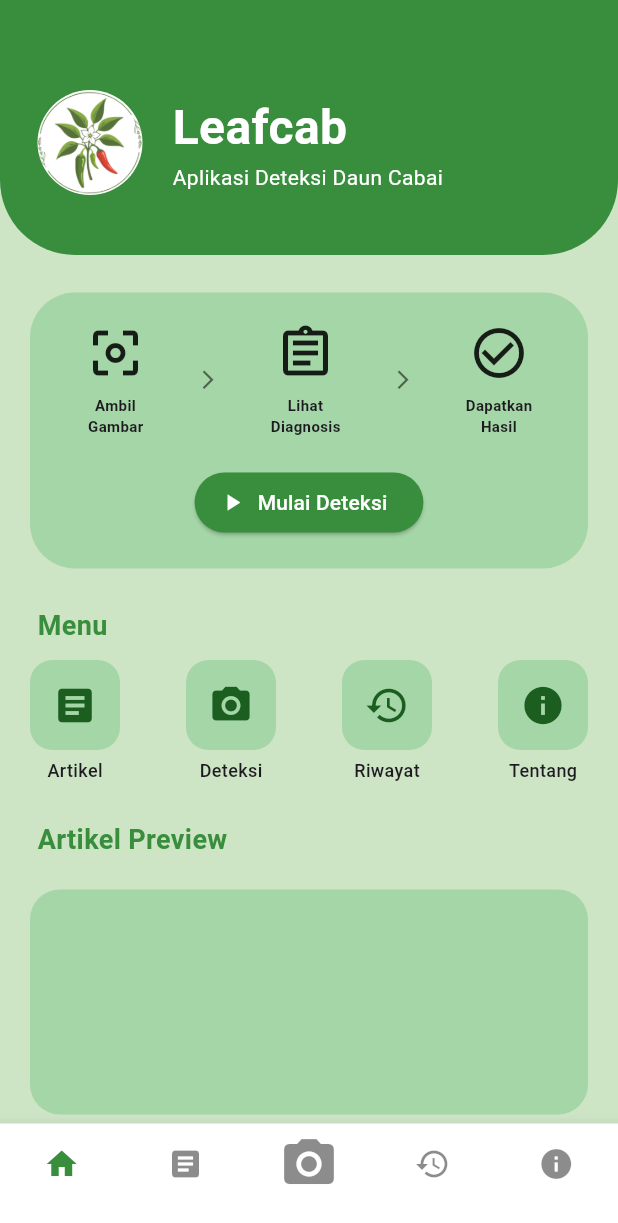
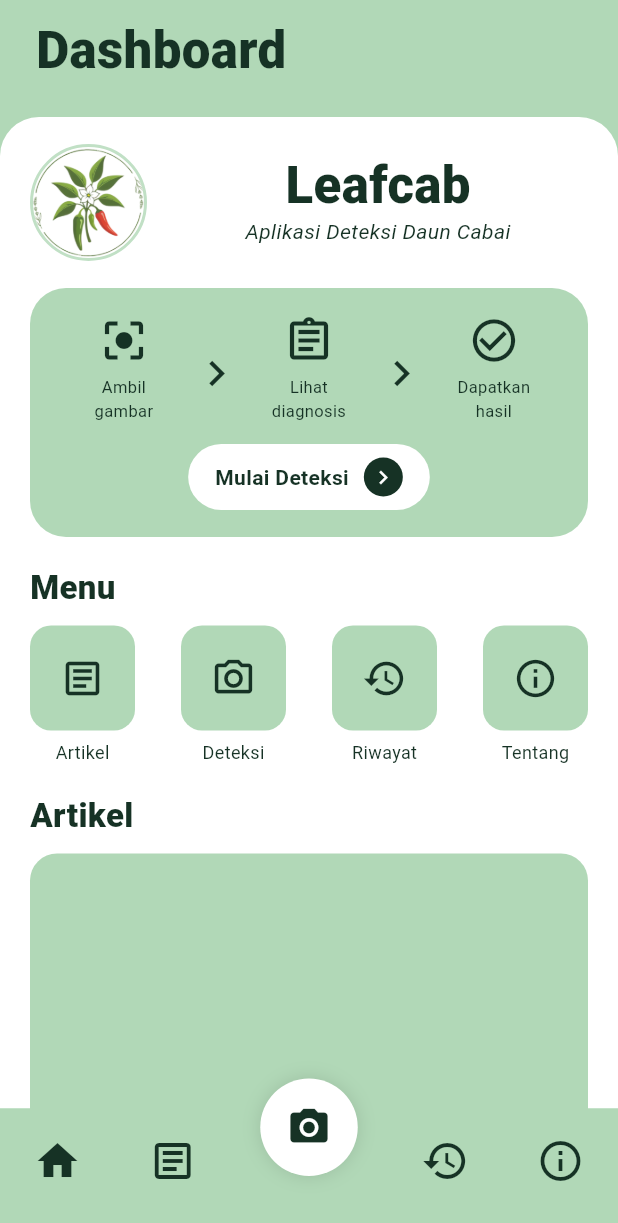
Before and after one commit to dzav97/Leafcab_app, a Flutter app: the screen it shows after launch, on a phone screen of 412 x 824 dp. Shown: the top 1223 px of the screen. Run offline on Flutter 3.47's test engine with Material 3 defaults, Android fonts, the phone set to English and light mode, and no system bars; our stand-ins replace sqflite; accounts and stored records are empty.

Commit message:
dashboard fix

```diff
--- a/lib/ui/dashboard/dashboard_screen.dart
+++ b/lib/ui/dashboard/dashboard_screen.dart
@@ -3,175 +3,297 @@ import 'package:flutter/material.dart';
 class DashboardScreen extends StatelessWidget {
   const DashboardScreen({super.key});
 
+  // Tema Warna
+  static const green = Color(0xFFB1D8B7);
+  static const dark = Color(0xFF163225);
+  static const white = Colors.white;
+  static const accentGreen = Color(0xFF1FA85B);
+
   @override
   Widget build(BuildContext context) {
-    // Warna sesuai mockup
-    const Color primaryGreen = Color(0xFF388E3C); // Hijau tua header
-    const Color lightGreenBg = Color(0xFFCDE4C5); // Background utama
-    const Color cardGreen = Color(0xFFA5D6A7);    // Background kartu instruksi
+    return Scaffold(
+      backgroundColor: green,
+      body: SafeArea(
+        child: Stack(
+          children: [
+            _buildHeaderTitle(),
+            _buildMainContent(),
+          ],
+        ),
+      ),
+      bottomNavigationBar: const _BottomNav(),
+    );
+  }
 
-    return Scaffold(
-      backgroundColor: lightGreenBg,
-      body: SingleChildScrollView(
+  // --- UI Sections ---
+
+  Widget _buildHeaderTitle() {
+    return const Padding(
+      padding: EdgeInsets.only(left: 24, top: 16),
+      child: Text(
+        "Dashboard",
+        style: TextStyle(
+          fontSize: 34,
+          fontWeight: FontWeight.w800,
+          color: dark,
+          height: 1.05
+        ),
+      ),
+    );
+  }
+
+  Widget _buildMainContent() {
+    return Padding(
+      padding: const EdgeInsets.only(top: 78),
+      child: Container(
+        decoration: const BoxDecoration(
+          color: white,
+          borderRadius: BorderRadius.vertical(top: Radius.circular(26)),
+        ),
+        child: SingleChildScrollView(
+          padding: const EdgeInsets.fromLTRB(20, 18, 20, 130),
           child: Column(
             crossAxisAlignment: CrossAxisAlignment.start,
             children: [
-            // --- HEADER ---
-            Container(
-              width: double.infinity,
-              padding: const EdgeInsets.only(top: 60, bottom: 40, left: 25, right: 25),
-              decoration: const BoxDecoration(
-                color: primaryGreen,
-                borderRadius: BorderRadius.only(
-                  bottomLeft: Radius.circular(50),
-                  bottomRight: Radius.circular(50),
-                ),
-              ),
-              child: Row(
-                children: [
-                  const CircleAvatar(
-                    radius: 35,
-                    backgroundColor: Colors.white,
-                    backgroundImage: AssetImage('assets/images/logo.png'),
-                  ),
-                  const SizedBox(width: 20),
-                  Column(
-                    crossAxisAlignment: CrossAxisAlignment.start,
-                    children: const [
-                      Text(
-                        "Leafcab",
-                        style: TextStyle(
-                          color: Colors.white,
-                          fontSize: 32,
-                          fontWeight: FontWeight.bold,
-                        ),
-                      ),
-                      Text(
-                        "Aplikasi Deteksi Daun Cabai",
-                        style: TextStyle(color: Colors.white, fontSize: 14),
-                      ),
-                    ],
-                  ),
+              const _AppLogoHeader(),
+              const SizedBox(height: 18),
+              const _InstructionCard(),
+              const SizedBox(height: 18),
+              _buildSectionTitle("Menu"),
+              const _MenuGrid(),
+              const SizedBox(height: 18),
+              _buildSectionTitle("Artikel"),
+              _buildArticlePlaceholder(),
             ],
           ),
         ),
+      ),
+    );
+  }
 
-            const SizedBox(height: 25),
+  Widget _buildSectionTitle(String title) {
+    return Padding(
+      padding: const EdgeInsets.only(bottom: 10),
+      child: Text(
+        title,
+        style: const TextStyle(fontSize: 22, fontWeight: FontWeight.w800, color: dark),
+      ),
+    );
+  }
 
-            // --- KARTU INSTRUKSI / BANNER ---
+  Widget _buildArticlePlaceholder() {
+    return Container(
+      height: 190,
+      decoration: BoxDecoration(
+        color: green,
+        borderRadius: BorderRadius.circular(18)
+      ),
+    );
+  }
+}
+
+// --- Component Widgets ---
+
+class _AppLogoHeader extends StatelessWidget {
+  const _AppLogoHeader();
+
+  @override
+  Widget build(BuildContext context) {
+    return Row(
+      children: [
         Container(
-              margin: const EdgeInsets.symmetric(horizontal: 20),
-              padding: const EdgeInsets.all(20),
+          width: 78, height: 78,
           decoration: BoxDecoration(
-                color: cardGreen,
-                borderRadius: BorderRadius.circular(30),
+            shape: BoxShape.circle,
+            border: Border.all(color: DashboardScreen.green.withOpacity(0.8), width: 2),
           ),
+          child: ClipOval(
+            child: Image.asset(
+              "assets/images/logo.png",
+              fit: BoxFit.cover,
+              errorBuilder: (_, __, ___) => const Icon(Icons.eco, size: 42, color: DashboardScreen.dark),
+            ),
+          ),
+        ),
+        const SizedBox(width: 14),
+        const Expanded(
           child: Column(
             children: [
-                  Row(
+              Text("Leafcab", style: TextStyle(fontSize: 34, fontWeight: FontWeight.w800, color: DashboardScreen.dark, height: 1)),
+              SizedBox(height: 4),
+              Text("Aplikasi Deteksi Daun Cabai", style: TextStyle(fontSize: 14, fontStyle: FontStyle.italic, color: DashboardScreen.dark)),
+            ],
+          ),
+        ),
+      ],
+    );
+  }
+}
+
+class _InstructionCard extends StatelessWidget {
+  const _InstructionCard();
+
+  @override
+  Widget build(BuildContext context) {
+    return Container(
+      padding: const EdgeInsets.all(18),
+      decoration: BoxDecoration(color: DashboardScreen.green, borderRadius: BorderRadius.circular(24)),
+      child: Column(
+        children: [
+          const Row(
+            children: [
+              Expanded(child: _Step(type: _StepType.scan, label: "Ambil\ngambar")),
+              _Arrow(),
+              Expanded(child: _Step(type: _StepType.diagnose, label: "Lihat\ndiagnosis")),
+              _Arrow(),
+              Expanded(child: _Step(type: _StepType.result, label: "Dapatkan\nhasil")),
+            ],
+          ),
+          const SizedBox(height: 14),
+          _PillButton(text: "Mulai Deteksi", onTap: () {}),
+        ],
+      ),
+    );
+  }
+}
+
+class _MenuGrid extends StatelessWidget {
+  const _MenuGrid();
+
+  @override
+  Widget build(BuildContext context) {
+    return const Row(
+      mainAxisAlignment: MainAxisAlignment.spaceBetween,
+      children: [
+        _Menu(icon: Icons.article_outlined, label: "Artikel"),
+        _Menu(icon: Icons.camera_alt_outlined, label: "Deteksi"),
+        _Menu(icon: Icons.history, label: "Riwayat"),
+        _Menu(icon: Icons.info_outline, label: "Tentang"),
+      ],
+    );
+  }
+}
+
+// --- Small Helper Widgets ---
+
+class _Arrow extends StatelessWidget {
+  const _Arrow();
+  @override
+  Widget build(BuildContext context) => const Padding(
+    padding: EdgeInsets.only(top: 6),
+    child: Icon(Icons.chevron_right, size: 34, color: DashboardScreen.dark),
+  );
+}
+
+class _PillButton extends StatelessWidget {
+  const _PillButton({required this.text, required this.onTap});
+  final String text;
+  final VoidCallback onTap;
+
+  @override
+  Widget build(BuildContext context) {
+    return InkWell(
+      onTap: onTap,
+      borderRadius: BorderRadius.circular(999),
+      child: Container(
+        padding: const EdgeInsets.symmetric(horizontal: 18, vertical: 9),
+        decoration: BoxDecoration(color: Colors.white, borderRadius: BorderRadius.circular(999)),
+        child: Row(
+          mainAxisSize: MainAxisSize.min,
+          children: [
+            Text(text, style: const TextStyle(color: DashboardScreen.dark, fontWeight: FontWeight.bold)),
+            const SizedBox(width: 10),
+            const CircleAvatar(
+              radius: 13,
+              backgroundColor: DashboardScreen.dark,
+              child: Icon(Icons.chevron_right, size: 18, color: Colors.white),
+            )
+          ],
+        ),
+      ),
+    );
+  }
+}
+
+class _Menu extends StatelessWidget {
+  const _Menu({required this.icon, required this.label});
+  final IconData icon;
+  final String label;
+
+  @override
+  Widget build(BuildContext context) => Column(
+    children: [
+      Container(
+        width: 70, height: 70,
+        decoration: BoxDecoration(color: DashboardScreen.green, borderRadius: BorderRadius.circular(14)),
+        child: Icon(icon, size: 30, color: DashboardScreen.dark),
+      ),
+      const SizedBox(height: 6),
+      Text(label, style: const TextStyle(fontSize: 12, color: DashboardScreen.dark)),
+    ],
+  );
+}
+
+enum _StepType { scan, diagnose, result }
+
+class _Step extends StatelessWidget {
+  const _Step({required this.type, required this.label});
+  final _StepType type;
+  final String label;
+
+  @override
+  Widget build(BuildContext context) {
+    IconData icon;
+    if (type == _StepType.scan) icon = Icons.center_focus_strong;
+    else if (type == _StepType.diagnose) icon = Icons.assignment_outlined;
+    else icon = Icons.check_circle_outline;
+
+    return Column(
+      children: [
+        Icon(icon, size: 34, color: DashboardScreen.dark),
+        const SizedBox(height: 6),
+        Text(label, textAlign: TextAlign.center, style: const TextStyle(fontSize: 11, color: DashboardScreen.dark)),
+      ],
+    );
+  }
+}
+
+class _BottomNav extends StatelessWidget {
+  const _BottomNav();
+
+  @override
+  Widget build(BuildContext context) {
+    return SizedBox(
+      height: 85,
+      child: Stack(
+        clipBehavior: Clip.none,
+        children: [
+          Container(
+            height: 70,
+            color: DashboardScreen.green,
+            child: const Row(
               mainAxisAlignment: MainAxisAlignment.spaceAround,
               children: [
-                      _buildStepIcon(Icons.center_focus_weak, "Ambil\nGambar"),
-                      const Icon(Icons.arrow_forward_ios, size: 15, color: Colors.black54),
-                      _buildStepIcon(Icons.assignment_outlined, "Lihat\nDiagnosis"),
-                      const Icon(Icons.arrow_forward_ios, size: 15, color: Colors.black54),
-                      _buildStepIcon(Icons.check_circle_outline, "Dapatkan\nHasil"),
+                Icon(Icons.home, size: 32, color: DashboardScreen.dark),
+                Icon(Icons.article_outlined, size: 32, color: DashboardScreen.dark),
+                SizedBox(width: 60),
+                Icon(Icons.history, size: 32, color: DashboardScreen.dark),
+                Icon(Icons.info_outline, size: 32, color: DashboardScreen.dark),
               ],
             ),
-                  const SizedBox(height: 20),
-                  ElevatedButton.icon(
-                    onPressed: () {},
-                    icon: const Icon(Icons.play_arrow),
-                    label: const Text("Mulai Deteksi"),
-                    style: ElevatedButton.styleFrom(
-                      backgroundColor: primaryGreen,
-                      foregroundColor: Colors.white,
-                      shape: RoundedRectangleBorder(
-                        borderRadius: BorderRadius.circular(20),
+          ),
+          Positioned(
+            top: -20, left: 0, right: 0,
+            child: Center(
+              child: Container(
+                width: 65, height: 65,
+                decoration: const BoxDecoration(color: Colors.white, shape: BoxShape.circle, boxShadow: [BoxShadow(blurRadius: 10, color: Colors.black12)]),
+                child: const Icon(Icons.camera_alt, size: 30, color: DashboardScreen.dark),
               ),
             ),
           ),
         ],
       ),
-            ),
-
-            const Padding(
-              padding: EdgeInsets.only(left: 25, top: 25, bottom: 10),
-              child: Text("Menu", style: TextStyle(fontSize: 18, fontWeight: FontWeight.bold, color: primaryGreen)),
-            ),
-
-            // --- MENU GRID ---
-            Padding(
-              padding: const EdgeInsets.symmetric(horizontal: 20),
-              child: Row(
-                mainAxisAlignment: MainAxisAlignment.spaceBetween,
-                children: [
-                  _buildMenuItem(Icons.article, "Artikel", cardGreen),
-                  _buildMenuItem(Icons.camera_alt, "Deteksi", cardGreen),
-                  _buildMenuItem(Icons.history, "Riwayat", cardGreen),
-                  _buildMenuItem(Icons.info, "Tentang", cardGreen),
-                ],
-              ),
-            ),
-
-            const Padding(
-              padding: EdgeInsets.only(left: 25, top: 25, bottom: 10),
-              child: Text("Artikel Preview", style: TextStyle(fontSize: 18, fontWeight: FontWeight.bold, color: primaryGreen)),
-            ),
-
-            // --- ARTIKEL PREVIEW ---
-            Container(
-              height: 150,
-              margin: const EdgeInsets.symmetric(horizontal: 20, vertical: 10),
-              decoration: BoxDecoration(
-                color: cardGreen,
-                borderRadius: BorderRadius.circular(20),
-              ),
-            ),
-          ],
-        ),
-      ),
-      // Bottom Navigation Bar sesuai rancangan
-      bottomNavigationBar: BottomNavigationBar(
-        type: BottomNavigationBarType.fixed,
-        selectedItemColor: primaryGreen,
-        unselectedItemColor: Colors.black45,
-        backgroundColor: Colors.white,
-        items: const [
-          BottomNavigationBarItem(icon: Icon(Icons.home), label: ""),
-          BottomNavigationBarItem(icon: Icon(Icons.article), label: ""),
-          BottomNavigationBarItem(icon: Icon(Icons.camera_alt, size: 40), label: ""),
-          BottomNavigationBarItem(icon: Icon(Icons.history), label: ""),
-          BottomNavigationBarItem(icon: Icon(Icons.info), label: ""),
-        ],
-      ),
-    );
-  }
-
-  Widget _buildStepIcon(IconData icon, String label) {
-    return Column(
-      children: [
-        Icon(icon, size: 40, color: Colors.black87),
-        const SizedBox(height: 8),
-        Text(label, textAlign: TextAlign.center, style: const TextStyle(fontSize: 10, fontWeight: FontWeight.bold)),
-      ],
-    );
-  }
-
-  Widget _buildMenuItem(IconData icon, String label, Color color) {
-    return Column(
-      children: [
-        Container(
-          padding: const EdgeInsets.all(15),
-          decoration: BoxDecoration(
-            color: color,
-            borderRadius: BorderRadius.circular(15),
-          ),
-          child: Icon(icon, size: 30, color: const Color(0xFF1B5E20)),
-        ),
-        const SizedBox(height: 5),
-        Text(label, style: const TextStyle(fontSize: 12, fontWeight: FontWeight.w500)),
-      ],
     );
   }
 }
```
Lines whose indentation alone changed are shown as unchanged.
